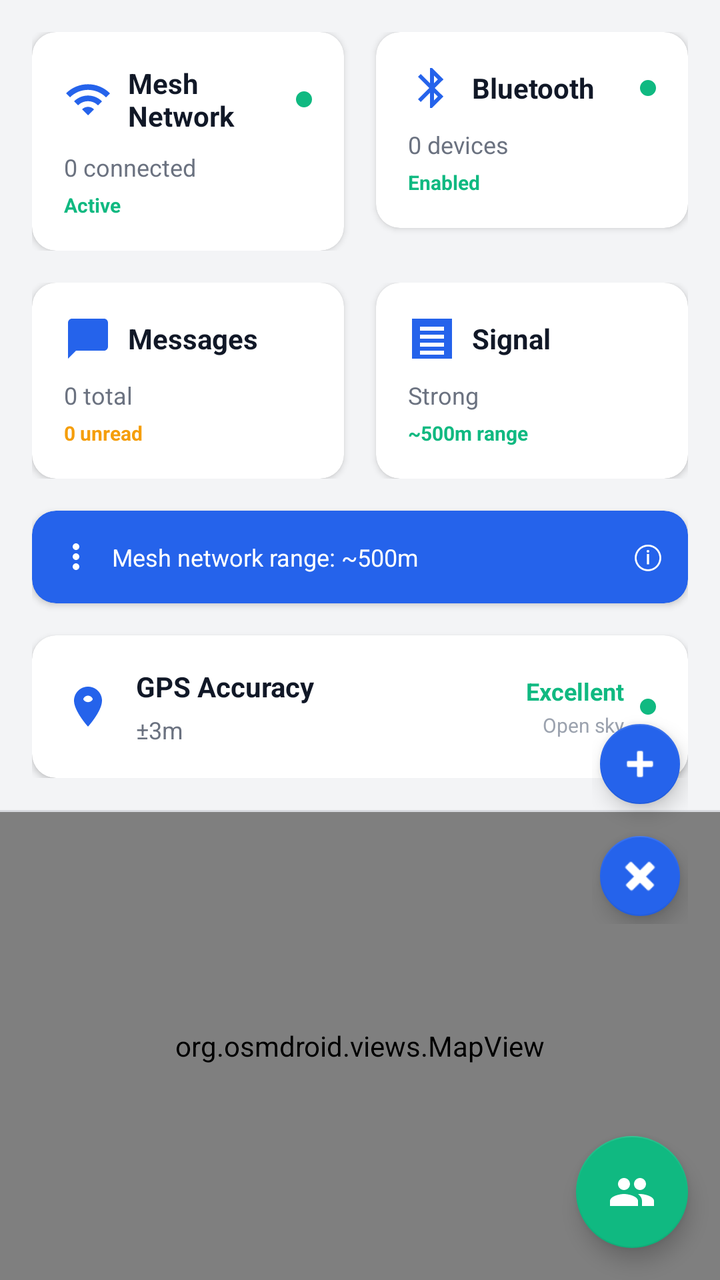
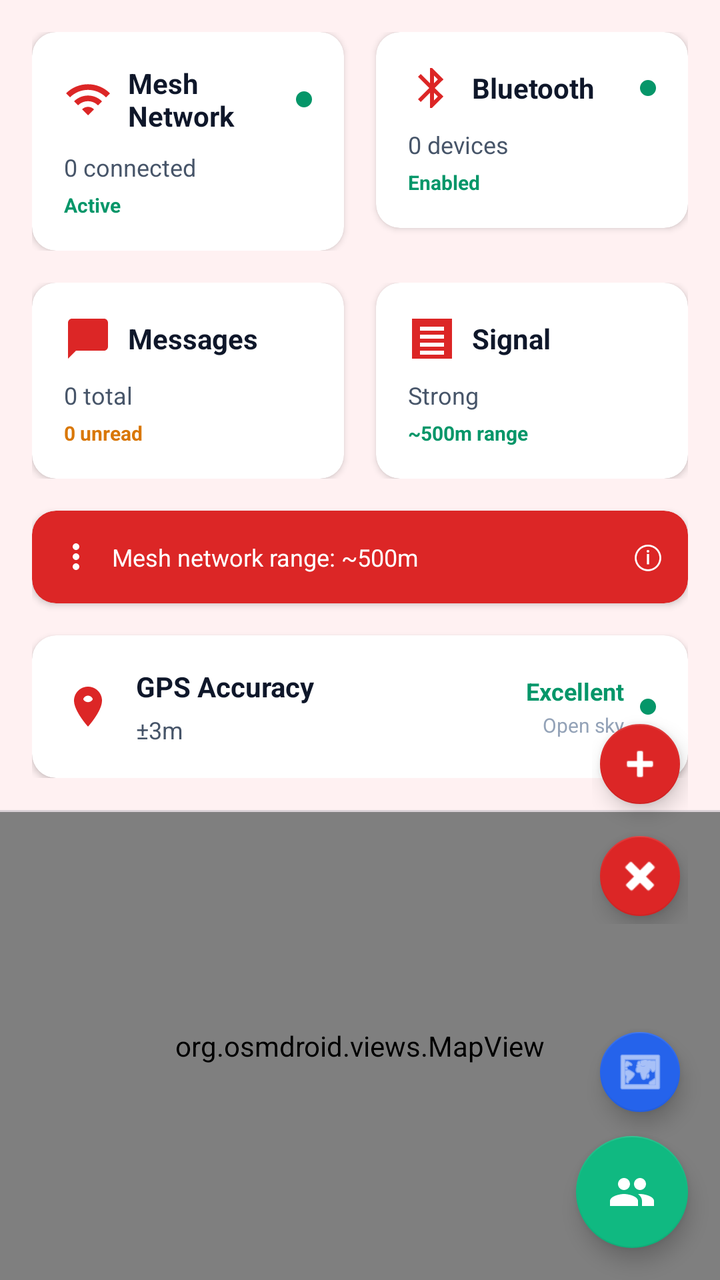

An Android layout rendered at two revisions. The XML below is the earlier revision; the diff shows what the commit changed to produce the second picture.
<!-- AndroidManifest.xml: application theme Theme.DisasterComm -->
<!-- res/layout/fragment_map.xml -->
<?xml version="1.0" encoding="utf-8"?>
<RelativeLayout xmlns:android="http://schemas.android.com/apk/res/android"
    xmlns:app="http://schemas.android.com/apk/res-auto"
    android:layout_width="match_parent"
    android:layout_height="match_parent"
    android:background="@color/background_light">

    
    <androidx.core.widget.NestedScrollView
        android:id="@+id/statusDashboard"
        android:layout_width="match_parent"
        android:layout_height="wrap_content"
        android:layout_alignParentTop="true"
        android:fillViewport="false">

        <LinearLayout
            android:layout_width="match_parent"
            android:layout_height="wrap_content"
            android:orientation="vertical"
            android:padding="16dp">

            
            <LinearLayout
                android:layout_width="match_parent"
                android:layout_height="wrap_content"
                android:orientation="horizontal"
                android:weightSum="2">

                
                <com.google.android.material.card.MaterialCardView
                    android:layout_width="0dp"
                    android:layout_height="wrap_content"
                    android:layout_weight="1"
                    android:layout_marginEnd="8dp"
                    app:cardCornerRadius="12dp"
                    app:cardElevation="2dp">

                    <LinearLayout
                        android:layout_width="match_parent"
                        android:layout_height="wrap_content"
                        android:orientation="vertical"
                        android:padding="16dp">

                        <LinearLayout
                            android:layout_width="match_parent"
                            android:layout_height="wrap_content"
                            android:orientation="horizontal"
                            android:gravity="center_vertical">

                            <ImageView
                                android:layout_width="24dp"
                                android:layout_height="24dp"
                                android:src="@drawable/ic_wifi"
                                app:tint="@color/primary"/>

                            <TextView
                                android:layout_width="0dp"
                                android:layout_height="wrap_content"
                                android:layout_weight="1"
                                android:layout_marginStart="8dp"
                                android:text="Mesh Network"
                                android:textStyle="bold"
                                android:textSize="14sp"
                                android:textColor="@color/text_primary"/>

                            <View
                                android:layout_width="8dp"
                                android:layout_height="8dp"
                                android:background="@drawable/circle_background"
                                android:backgroundTint="@color/connected_green"/>
                        </LinearLayout>

                        <TextView
                            android:id="@+id/tvMeshCount"
                            android:layout_width="wrap_content"
                            android:layout_height="wrap_content"
                            android:layout_marginTop="8dp"
                            android:text="0 connected"
                            android:textSize="12sp"
                            android:textColor="@color/text_secondary"/>

                        <TextView
                            android:layout_width="wrap_content"
                            android:layout_height="wrap_content"
                            android:layout_marginTop="4dp"
                            android:text="Active"
                            android:textSize="10sp"
                            android:textColor="@color/connected_green"
                            android:textStyle="bold"/>
                    </LinearLayout>
                </com.google.android.material.card.MaterialCardView>

                
                <com.google.android.material.card.MaterialCardView
                    android:layout_width="0dp"
                    android:layout_height="wrap_content"
                    android:layout_weight="1"
                    android:layout_marginStart="8dp"
                    app:cardCornerRadius="12dp"
                    app:cardElevation="2dp">

                    <LinearLayout
                        android:layout_width="match_parent"
                        android:layout_height="wrap_content"
                        android:orientation="vertical"
                        android:padding="16dp">

                        <LinearLayout
                            android:layout_width="match_parent"
                            android:layout_height="wrap_content"
                            android:orientation="horizontal"
                            android:gravity="center_vertical">

                            <ImageView
                                android:layout_width="24dp"
                                android:layout_height="24dp"
                                android:src="@drawable/ic_bluetooth"
                                app:tint="@color/primary"/>

                            <TextView
                                android:layout_width="0dp"
                                android:layout_height="wrap_content"
                                android:layout_weight="1"
                                android:layout_marginStart="8dp"
                                android:text="Bluetooth"
                                android:textStyle="bold"
                                android:textSize="14sp"
                                android:textColor="@color/text_primary"/>

                            <View
                                android:id="@+id/viewBluetoothDot"
                                android:layout_width="8dp"
                                android:layout_height="8dp"
                                android:background="@drawable/circle_background"
                                android:backgroundTint="@color/connected_green"/>
                        </LinearLayout>

                        <TextView
                            android:id="@+id/tvBluetoothCount"
                            android:layout_width="wrap_content"
                            android:layout_height="wrap_content"
                            android:layout_marginTop="8dp"
                            android:text="0 devices"
                            android:textSize="12sp"
                            android:textColor="@color/text_secondary"/>

                        <TextView
                            android:layout_width="wrap_content"
                            android:layout_height="wrap_content"
                            android:layout_marginTop="4dp"
                            android:text="Enabled"
                            android:textSize="10sp"
                            android:textColor="@color/connected_green"
                            android:textStyle="bold"/>
                    </LinearLayout>
                </com.google.android.material.card.MaterialCardView>
            </LinearLayout>

            
            <LinearLayout
                android:layout_width="match_parent"
                android:layout_height="wrap_content"
                android:orientation="horizontal"
                android:layout_marginTop="16dp"
                android:weightSum="2">

                
                <com.google.android.material.card.MaterialCardView
                    android:layout_width="0dp"
                    android:layout_height="wrap_content"
                    android:layout_weight="1"
                    android:layout_marginEnd="8dp"
                    app:cardCornerRadius="12dp"
                    app:cardElevation="2dp">

                    <LinearLayout
                        android:layout_width="match_parent"
                        android:layout_height="wrap_content"
                        android:orientation="vertical"
                        android:padding="16dp">

                        <LinearLayout
                            android:layout_width="match_parent"
                            android:layout_height="wrap_content"
                            android:orientation="horizontal"
                            android:gravity="center_vertical">

                            <ImageView
                                android:layout_width="24dp"
                                android:layout_height="24dp"
                                android:src="@drawable/ic_chat"
                                app:tint="@color/primary"/>

                            <TextView
                                android:layout_width="0dp"
                                android:layout_height="wrap_content"
                                android:layout_weight="1"
                                android:layout_marginStart="8dp"
                                android:text="Messages"
                                android:textStyle="bold"
                                android:textSize="14sp"
                                android:textColor="@color/text_primary"/>
                        </LinearLayout>

                        <TextView
                            android:id="@+id/tvMessageCount"
                            android:layout_width="wrap_content"
                            android:layout_height="wrap_content"
                            android:layout_marginTop="8dp"
                            android:text="0 total"
                            android:textSize="12sp"
                            android:textColor="@color/text_secondary"/>

                        <TextView
                            android:id="@+id/tvUnreadCount"
                            android:layout_width="wrap_content"
                            android:layout_height="wrap_content"
                            android:layout_marginTop="4dp"
                            android:text="0 unread"
                            android:textSize="10sp"
                            android:textColor="@color/signal_medium"
                            android:textStyle="bold"/>
                    </LinearLayout>
                </com.google.android.material.card.MaterialCardView>

                
                <com.google.android.material.card.MaterialCardView
                    android:layout_width="0dp"
                    android:layout_height="wrap_content"
                    android:layout_weight="1"
                    android:layout_marginStart="8dp"
                    app:cardCornerRadius="12dp"
                    app:cardElevation="2dp">

                    <LinearLayout
                        android:layout_width="match_parent"
                        android:layout_height="wrap_content"
                        android:orientation="vertical"
                        android:padding="16dp">

                        <LinearLayout
                            android:layout_width="match_parent"
                            android:layout_height="wrap_content"
                            android:orientation="horizontal"
                            android:gravity="center_vertical">

                            <ImageView
                                android:layout_width="24dp"
                                android:layout_height="24dp"
                                android:src="@drawable/ic_signal"
                                app:tint="@color/primary"/>

                            <TextView
                                android:layout_width="0dp"
                                android:layout_height="wrap_content"
                                android:layout_weight="1"
                                android:layout_marginStart="8dp"
                                android:text="Signal"
                                android:textStyle="bold"
                                android:textSize="14sp"
                                android:textColor="@color/text_primary"/>
                        </LinearLayout>

                        <TextView
                            android:id="@+id/tvSignalQuality"
                            android:layout_width="wrap_content"
                            android:layout_height="wrap_content"
                            android:layout_marginTop="8dp"
                            android:text="Strong"
                            android:textSize="12sp"
                            android:textColor="@color/text_secondary"/>

                        <TextView
                            android:id="@+id/tvSignalRange"
                            android:layout_width="wrap_content"
                            android:layout_height="wrap_content"
                            android:layout_marginTop="4dp"
                            android:text="~500m range"
                            android:textSize="10sp"
                            android:textColor="@color/connected_green"
                            android:textStyle="bold"/>
                    </LinearLayout>
                </com.google.android.material.card.MaterialCardView>
            </LinearLayout>

            
            <com.google.android.material.card.MaterialCardView
                android:layout_width="match_parent"
                android:layout_height="wrap_content"
                android:layout_marginTop="16dp"
                app:cardCornerRadius="12dp"
                app:cardElevation="2dp"
                app:cardBackgroundColor="@color/primary">

                <LinearLayout
                    android:layout_width="match_parent"
                    android:layout_height="wrap_content"
                    android:orientation="horizontal"
                    android:padding="12dp"
                    android:gravity="center_vertical">

                    <ImageView
                        android:layout_width="20dp"
                        android:layout_height="20dp"
                        android:src="@drawable/ic_nearby"
                        app:tint="@color/white"/>

                    <TextView
                        android:layout_width="0dp"
                        android:layout_height="wrap_content"
                        android:layout_weight="1"
                        android:layout_marginStart="8dp"
                        android:text="Mesh network range: ~500m"
                        android:textSize="12sp"
                        android:textColor="@color/white"/>

                    <TextView
                        android:layout_width="wrap_content"
                        android:layout_height="wrap_content"
                        android:text="ⓘ"
                        android:textSize="16sp"
                        android:textColor="@color/white"
                        android:clickable="true"
                        android:focusable="true"
                        android:background="?attr/selectableItemBackgroundBorderless"/>
                </LinearLayout>
            </com.google.android.material.card.MaterialCardView>

            
            <com.google.android.material.card.MaterialCardView
                android:layout_width="match_parent"
                android:layout_height="wrap_content"
                android:layout_marginTop="16dp"
                app:cardCornerRadius="12dp"
                app:cardElevation="2dp">

                <LinearLayout
                    android:layout_width="match_parent"
                    android:layout_height="wrap_content"
                    android:orientation="horizontal"
                    android:padding="16dp"
                    android:gravity="center_vertical">

                    <ImageView
                        android:layout_width="24dp"
                        android:layout_height="24dp"
                        android:src="@drawable/ic_gps_accuracy"
                        app:tint="@color/primary"/>

                    <LinearLayout
                        android:layout_width="0dp"
                        android:layout_height="wrap_content"
                        android:layout_weight="1"
                        android:layout_marginStart="12dp"
                        android:orientation="vertical">

                        <TextView
                            android:layout_width="wrap_content"
                            android:layout_height="wrap_content"
                            android:text="GPS Accuracy"
                            android:textStyle="bold"
                            android:textSize="14sp"
                            android:textColor="@color/text_primary"/>

                        <TextView
                            android:id="@+id/tvGpsAccuracyValue"
                            android:layout_width="wrap_content"
                            android:layout_height="wrap_content"
                            android:layout_marginTop="4dp"
                            android:text="±3m"
                            android:textSize="12sp"
                            android:textColor="@color/text_secondary"/>
                    </LinearLayout>

                    <LinearLayout
                        android:layout_width="wrap_content"
                        android:layout_height="wrap_content"
                        android:orientation="vertical"
                        android:gravity="end">

                        <TextView
                            android:id="@+id/tvGpsAccuracyStatus"
                            android:layout_width="wrap_content"
                            android:layout_height="wrap_content"
                            android:text="Excellent"
                            android:textSize="12sp"
                            android:textStyle="bold"
                            android:textColor="@color/accuracy_excellent"/>

                        <TextView
                            android:id="@+id/tvGpsAccuracyCondition"
                            android:layout_width="wrap_content"
                            android:layout_height="wrap_content"
                            android:layout_marginTop="2dp"
                            android:text="Open sky"
                            android:textSize="10sp"
                            android:textColor="@color/text_tertiary"/>
                    </LinearLayout>

                    <View
                        android:id="@+id/viewGpsAccuracyDot"
                        android:layout_width="8dp"
                        android:layout_height="8dp"
                        android:layout_marginStart="8dp"
                        android:background="@drawable/circle_background"
                        android:backgroundTint="@color/accuracy_excellent"/>
                </LinearLayout>
            </com.google.android.material.card.MaterialCardView>

        </LinearLayout>
    </androidx.core.widget.NestedScrollView>

    
    <View
        android:id="@+id/divider"
        android:layout_width="match_parent"
        android:layout_height="1dp"
        android:layout_below="@id/statusDashboard"
        android:background="@color/text_secondary"
        android:alpha="0.2"/>

    
    <org.osmdroid.views.MapView
        android:id="@+id/mapView"
        android:layout_width="match_parent"
        android:layout_height="match_parent"
        android:layout_below="@id/divider"/>

    
    <LinearLayout
        android:layout_width="wrap_content"
        android:layout_height="wrap_content"
        android:layout_alignParentEnd="true"
        android:layout_centerVertical="true"
        android:layout_marginEnd="16dp"
        android:orientation="vertical"
        android:elevation="4dp">

        
        <com.google.android.material.floatingactionbutton.FloatingActionButton
            android:id="@+id/btnZoomIn"
            android:layout_width="wrap_content"
            android:layout_height="wrap_content"
            android:layout_marginTop="180dp"
            android:src="@android:drawable/ic_input_add"
            app:fabSize="mini"
            app:tint="@color/white"
            app:backgroundTint="@color/primary"
            android:contentDescription="Zoom In"/>

        
        <com.google.android.material.floatingactionbutton.FloatingActionButton
            android:id="@+id/btnZoomOut"
            android:layout_width="wrap_content"
            android:layout_height="wrap_content"
            android:layout_marginTop="8dp"
            android:src="@android:drawable/ic_delete"
            app:fabSize="mini"
            app:tint="@color/white"
            app:backgroundTint="@color/primary"
            android:contentDescription="Zoom Out"/>
    </LinearLayout>

    
    <com.google.android.material.floatingactionbutton.FloatingActionButton
        android:id="@+id/fabLiveLocation"
        android:layout_width="wrap_content"
        android:layout_height="wrap_content"
        android:layout_alignParentBottom="true"
        android:layout_alignParentEnd="true"
        android:layout_marginEnd="16dp"
        android:layout_marginBottom="16dp"
        android:src="@drawable/ic_members"
        app:fabSize="normal"
        app:tint="@color/white"
        app:backgroundTint="#10B981"
        android:contentDescription="Share Live Location"/>

    
    <com.google.android.material.card.MaterialCardView
        android:id="@+id/cardLiveStatus"
        android:layout_width="match_parent"
        android:layout_height="wrap_content"
        android:layout_below="@id/divider"
        android:layout_margin="12dp"
        app:cardCornerRadius="12dp"
        app:cardElevation="6dp"
        app:cardBackgroundColor="#1F2937"
        android:visibility="gone">

        <LinearLayout
            android:layout_width="match_parent"
            android:layout_height="wrap_content"
            android:orientation="horizontal"
            android:padding="12dp"
            android:gravity="center_vertical">

            
            <FrameLayout
                android:layout_width="wrap_content"
                android:layout_height="wrap_content">
                <View
                    android:layout_width="12dp"
                    android:layout_height="12dp"
                    android:background="@drawable/circle_background"
                    android:backgroundTint="#EF4444"/>
            </FrameLayout>

            <LinearLayout
                android:layout_width="0dp"
                android:layout_height="wrap_content"
                android:layout_weight="1"
                android:layout_marginStart="12dp"
                android:orientation="vertical">

                <TextView
                    android:layout_width="wrap_content"
                    android:layout_height="wrap_content"
                    android:text="You are Live"
                    android:textColor="#FFFFFF"
                    android:textStyle="bold"
                    android:textSize="14sp"/>

                <TextView
                    android:id="@+id/tvLiveTimer"
                    android:layout_width="wrap_content"
                    android:layout_height="wrap_content"
                    android:text="00:14:59 remaining"
                    android:textColor="#E5E7EB"
                    android:textSize="12sp"/>
            </LinearLayout>

            
            <Button
                android:id="@+id/btnStopLive"
                android:layout_width="wrap_content"
                android:layout_height="40dp"
                android:text="Stop"
                android:textColor="#FFFFFF"
                android:backgroundTint="#EF4444"
                android:textAllCaps="false"
                style="@style/Widget.MaterialComponents.Button.TextButton.Icon"/>
        </LinearLayout>
    </com.google.android.material.card.MaterialCardView>

</RelativeLayout>
<!-- resources referenced by this layout -->
<resources>
  <color name="accuracy_excellent">#10B981</color>
  <color name="background_light">@color/background</color>
  <color name="connected_green">@color/success</color>
  <color name="primary">#2563EB</color>
  <color name="signal_medium">@color/warning</color>
  <color name="text_primary">#111827</color>
  <color name="text_secondary">#6B7280</color>
  <color name="text_tertiary">#9CA3AF</color>
  <color name="white">#FFFFFF</color>
  <!-- drawable circle_background (drawable) -->
  <?xml version="1.0" encoding="utf-8"?>
  <shape xmlns:android="http://schemas.android.com/apk/res/android"
      android:shape="oval">
      <solid android:color="#EEEEEE"/>
  </shape>
  <!-- drawable ic_bluetooth (drawable) -->
  <vector xmlns:android="http://schemas.android.com/apk/res/android"
      android:width="24dp"
      android:height="24dp"
      android:viewportWidth="24"
      android:viewportHeight="24">
      <path
          android:fillColor="#000000"
          android:pathData="M17.71,7.71L12,2h-1v7.59L6.41,5 5,6.41 10.59,12 5,17.59 6.41,19 11,14.41V22h1l5.71,-5.71 -4.3,-4.29 4.3,-4.29zM13,5.83l1.88,1.88L13,9.59V5.83zM14.88,16.29L13,18.17v-3.76l1.88,1.88z"/>
  </vector>
  <!-- drawable ic_chat (drawable) -->
  <vector xmlns:android="http://schemas.android.com/apk/res/android"
      android:width="24dp"
      android:height="24dp"
      android:viewportWidth="24"
      android:viewportHeight="24">
      <path
          android:fillColor="#000000"
          android:pathData="M20,2H4C2.9,2 2,2.9 2,4v18l4,-4h14c1.1,0 2,-0.9 2,-2V4C22,2.9 21.1,2 20,2z"/>
  </vector>
  <!-- drawable ic_members (drawable) -->
  <vector xmlns:android="http://schemas.android.com/apk/res/android"
      android:width="24dp"
      android:height="24dp"
      android:viewportWidth="24"
      android:viewportHeight="24">
      <path
          android:fillColor="#000000"
          android:pathData="M16,11c1.66,0 2.99,-1.34 2.99,-3S17.66,5 16,5s-3,1.34 -3,3 1.34,3 3,3zM8,11c1.66,0 2.99,-1.34 2.99,-3S9.66,5 8,5 5,6.34 5,8s1.34,3 3,3zM8,13c-2.33,0 -7,1.17 -7,3.5V19h14v-2.5C15,14.17 10.33,13 8,13zM16,13c-0.29,0 -0.62,0.02 -0.97,0.05 1.16,0.84 1.97,1.97 1.97,3.45V19h6v-2.5C23,14.17 18.33,13 16,13z"/>
  </vector>
  <!-- drawable ic_nearby (drawable) -->
  <vector xmlns:android="http://schemas.android.com/apk/res/android"
      android:width="24dp"
      android:height="24dp"
      android:viewportWidth="24"
      android:viewportHeight="24">
      <path
          android:fillColor="#000000"
          android:pathData="M12,8c1.1,0 2,-0.9 2,-2s-0.9,-2 -2,-2 -2,0.9 -2,2 0.9,2 2,2zM12,10c-1.1,0 -2,0.9 -2,2s0.9,2 2,2 2,-0.9 2,-2 -0.9,-2 -2,-2zM12,16c-1.1,0 -2,0.9 -2,2s0.9,2 2,2 2,-0.9 2,-2 -0.9,-2 -2,-2z"/>
  </vector>
  <!-- drawable ic_signal (drawable) -->
  <vector xmlns:android="http://schemas.android.com/apk/res/android"
      android:width="16dp"
      android:height="16dp"
      android:viewportWidth="24"
      android:viewportHeight="24">
      <path
          android:fillColor="#10B981"
          android:pathData="M2,22h20V2L2,2v20zM6,6h12v2H6V6zM6,10h12v2H6v-2zM6,14h12v2H6v-2zM6,18h12v2H6v-2z"/>
  </vector>
  <!-- drawable ic_wifi (drawable) -->
  <vector xmlns:android="http://schemas.android.com/apk/res/android"
      android:width="24dp"
      android:height="24dp"
      android:viewportWidth="24"
      android:viewportHeight="24">
      <path
          android:fillColor="#000000"
          android:pathData="M1,9l2,2c4.97,-4.97 13.03,-4.97 18,0l2,-2C16.93,2.93 7.08,2.93 1,9zM9,17l3,3 3,-3c-1.65,-1.66 -4.34,-1.66 -6,0zM5,13l2,2c2.76,-2.76 7.24,-2.76 10,0l2,-2C15.14,9.14 8.87,9.14 5,13z"/>
  </vector>
  <color name="background">#F3F4F6</color>
  <color name="success">#10B981</color>
  <color name="warning">#F59E0B</color>
  <color name="primary_variant">#1D4ED8</color>
  <color name="text_on_primary">#FFFFFF</color>
  <color name="secondary">#0EA5E9</color>
  <color name="secondary_variant">#0284C7</color>
  <color name="surface">#FFFFFF</color>
  <!-- unchanged entries left out for length: 2 -->
</resources>

<!-- the commit's change to res/layout/fragment_map.xml (unified diff, before → after) -->
@@ -460,6 +460,21 @@
             app:backgroundTint="@color/primary"
             android:contentDescription="Zoom Out"/>
     </LinearLayout>
+
+    
+    <com.google.android.material.floatingactionbutton.FloatingActionButton
+        android:id="@+id/fabMapLayer"
+        android:layout_width="wrap_content"
+        android:layout_height="wrap_content"
+        android:layout_above="@id/fabLiveLocation"
+        android:layout_alignParentEnd="true"
+        android:layout_marginEnd="16dp"
+        android:layout_marginBottom="8dp"
+        android:src="@android:drawable/ic_menu_mapmode"
+        app:fabSize="mini"
+        app:tint="@color/white"
+        app:backgroundTint="@color/accent"
+        android:contentDescription="Switch Map Layer"/>
 
     
     <com.google.android.material.floatingactionbutton.FloatingActionButton
<!-- resource entries referenced after the edit -->
@@ -1,13 +1,14 @@
 <!-- resources referenced by this layout -->
 <resources>
-  <color name="accuracy_excellent">#10B981</color>
+  <color name="accent">#2563EB</color>
+  <color name="accuracy_excellent">#059669</color>
   <color name="background_light">@color/background</color>
   <color name="connected_green">@color/success</color>
-  <color name="primary">#2563EB</color>
+  <color name="primary">#DC2626</color>
   <color name="signal_medium">@color/warning</color>
-  <color name="text_primary">#111827</color>
-  <color name="text_secondary">#6B7280</color>
-  <color name="text_tertiary">#9CA3AF</color>
+  <color name="text_primary">#0F172A</color>
+  <color name="text_secondary">#475569</color>
+  <color name="text_tertiary">#94A3B8</color>
   <color name="white">#FFFFFF</color>
   <!-- drawable circle_background (drawable) -->
   <?xml version="1.0" encoding="utf-8"?>
@@ -75,13 +76,13 @@
           android:fillColor="#000000"
           android:pathData="M1,9l2,2c4.97,-4.97 13.03,-4.97 18,0l2,-2C16.93,2.93 7.08,2.93 1,9zM9,17l3,3 3,-3c-1.65,-1.66 -4.34,-1.66 -6,0zM5,13l2,2c2.76,-2.76 7.24,-2.76 10,0l2,-2C15.14,9.14 8.87,9.14 5,13z"/>
   </vector>
-  <color name="background">#F3F4F6</color>
-  <color name="success">#10B981</color>
-  <color name="warning">#F59E0B</color>
-  <color name="primary_variant">#1D4ED8</color>
+  <color name="background">#FFF1F2</color>
+  <color name="success">#059669</color>
+  <color name="warning">#D97706</color>
+  <color name="primary_variant">#B91C1C</color>
   <color name="text_on_primary">#FFFFFF</color>
-  <color name="secondary">#0EA5E9</color>
-  <color name="secondary_variant">#0284C7</color>
+  <color name="secondary">#EF4444</color>
+  <color name="secondary_variant">#991B1B</color>
   <color name="surface">#FFFFFF</color>
   <!-- unchanged entries left out for length: 2 -->
 </resources>
